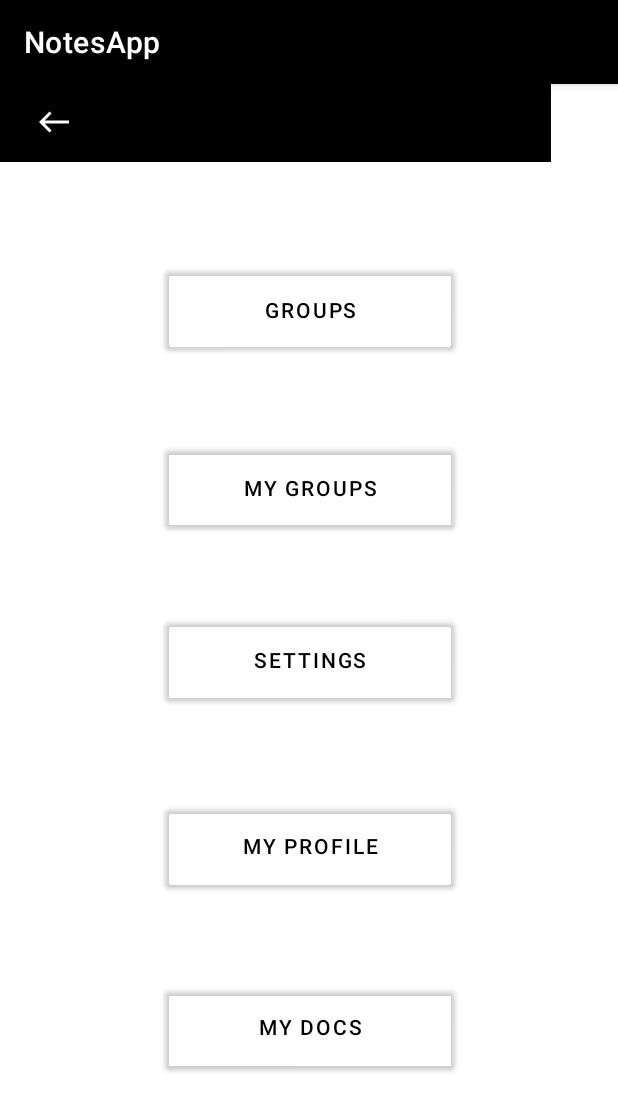
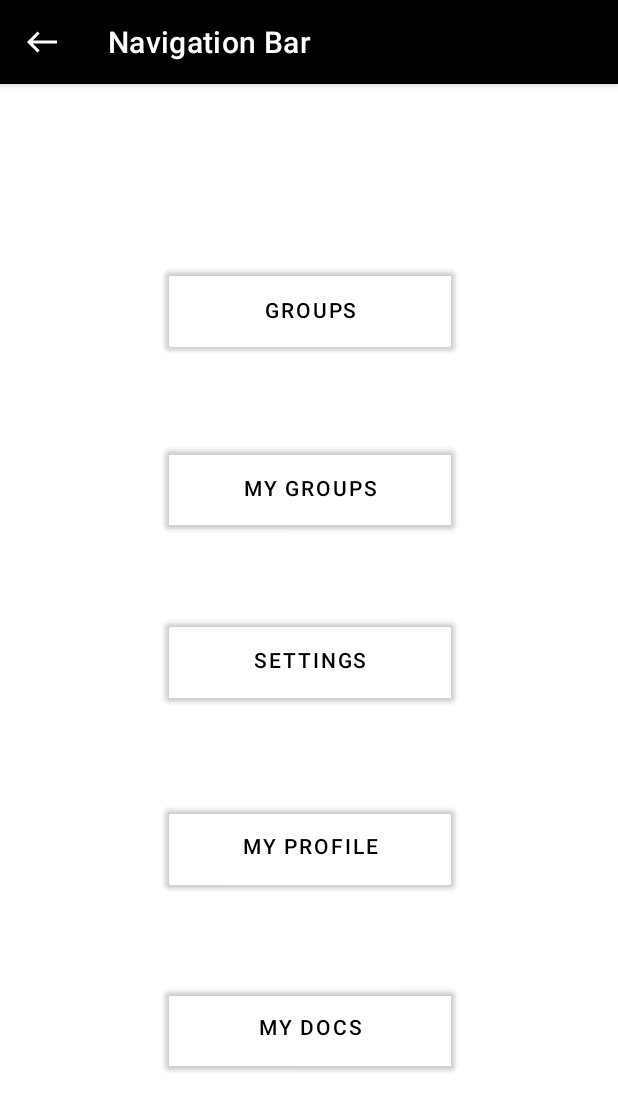
Before and after one commit to corneliamorissa/APP, an Android app: the NaviagtionPage screen opened directly, with no data from a screen before it, on a phone screen of 412 x 824 dp. Shown: the top 1111 px of the screen. Run offline under Robolectric (Android 15) with nearby library versions, the light colour scheme and no system bars; network calls fail.

Commit message:
back button my groups,maingroups

```diff
--- a/app/src/main/java/com/example/notesapp/Group_main_page.java
+++ b/app/src/main/java/com/example/notesapp/Group_main_page.java
@@ -103,7 +103,7 @@ public class Group_main_page extends AppCompatActivity  {
         ActionBar actionBar = getSupportActionBar();
         // Customize the back button
         actionBar.setHomeAsUpIndicator(R.drawable.ic_baseline_west_24);
-        actionBar.setTitle("Topic Notes");
+        actionBar.setTitle("Group Page");
         // showing the back button in action bar
         actionBar.setDisplayHomeAsUpEnabled(true);
 
@@ -235,7 +235,7 @@ public class Group_main_page extends AppCompatActivity  {
         {
             switch (item.getItemId()) {
                 case android.R.id.home:
-                    Intent intent = new Intent(Group_main_page.this, myGroups.class);
+                    Intent intent = new Intent(Group_main_page.this, GroupList.class);
                     intent.putExtra("user id", userid);
                     intent.putExtra("user name", userName);
                     intent.putExtra("group id", groupid);
@@ -249,7 +249,7 @@ public class Group_main_page extends AppCompatActivity  {
         else {
             switch (item.getItemId()) {
                 case android.R.id.home:
-                    Intent intent = new Intent(Group_main_page.this, GroupList.class);
+                    Intent intent = new Intent(Group_main_page.this, myGroups.class);
                     intent.putExtra("user id", userid);
                     intent.putExtra("user name", userName);
                     intent.putExtra("group id", groupid);
--- a/app/src/main/java/com/example/notesapp/NaviagtionPage.java
+++ b/app/src/main/java/com/example/notesapp/NaviagtionPage.java
@@ -1,9 +1,12 @@
 package com.example.notesapp;
 
+import androidx.annotation.NonNull;
+import androidx.appcompat.app.ActionBar;
 import androidx.appcompat.app.AppCompatActivity;
 
 import android.content.Intent;
 import android.os.Bundle;
+import android.view.MenuItem;
 import android.view.View;
 import android.widget.Button;
 import android.widget.ImageButton;
@@ -26,6 +29,14 @@ public class NaviagtionPage extends AppCompatActivity {
             email = extras.getString("email");
             //The key argument here must match that used in the other activity
         }
+
+        ActionBar actionBar = getSupportActionBar();
+        // Customize the back button
+        actionBar.setHomeAsUpIndicator(R.drawable.ic_baseline_west_24);
+        actionBar.setTitle("Navigation Bar");
+        // showing the back button in action bar
+        actionBar.setDisplayHomeAsUpEnabled(true);
+
 
         Button group = findViewById(R.id.groups_nav);
         group.setOnClickListener(new View.OnClickListener() {
@@ -84,20 +95,22 @@ public class NaviagtionPage extends AppCompatActivity {
             }
         });
 
-        ImageButton back = findViewById(R.id.back_nav);
-        back.setOnClickListener(new View.OnClickListener() {
-            @Override
-            public void onClick(View v) {
+
+    }
+
+    @Override
+    public boolean onOptionsItemSelected(@NonNull MenuItem item) {
+
+        switch (item.getItemId()) {
+            case android.R.id.home:
                 Intent intent = new Intent(NaviagtionPage.this, MainPageActivity.class);
                 intent.putExtra("user id", id);
                 intent.putExtra("user name", name);
-                intent.putExtra("email", email);
                 startActivity(intent);
-            }
-        });
-
-
-
+                this.finish();
+                return true;
+        }
+        return super.onOptionsItemSelected(item);
 
     }
 }
--- a/app/src/main/res/layout/activity_naviagtion_page.xml
+++ b/app/src/main/res/layout/activity_naviagtion_page.xml
@@ -7,14 +7,6 @@
     android:background="#000000"
     android:backgroundTint="#FFFFFF"
     tools:context=".NaviagtionPage">
-
-    <androidx.fragment.app.FragmentContainerView
-        android:id="@+id/fragmentContainerView3"
-        android:layout_width="367dp"
-        android:layout_height="52dp"
-        android:background="#000000"
-        app:layout_constraintStart_toStartOf="parent"
-        app:layout_constraintTop_toTopOf="parent" />
 
 
     <Button
@@ -97,18 +89,4 @@
         app:layout_constraintTop_toTopOf="parent"
         app:layout_constraintVertical_bias="0.848" />
 
-    <ImageButton
-        android:id="@+id/back_nav"
-        android:layout_width="72dp"
-        android:layout_height="50dp"
-        android:background="#000000"
-        app:layout_constraintBottom_toBottomOf="parent"
-        app:layout_constraintEnd_toEndOf="@+id/fragmentContainerView3"
-        app:layout_constraintHorizontal_bias="0.0"
-        app:layout_constraintStart_toStartOf="parent"
-        app:layout_constraintTop_toTopOf="parent"
-        app:layout_constraintVertical_bias="0.0"
-        app:srcCompat="@drawable/ic_baseline_west_24"
-        app:tint="#FFFFFF" />
-
 </androidx.constraintlayout.widget.ConstraintLayout>
```
Also changed, not shown: app/src/main/java/com/example/notesapp/GroupList.java (+28 -0 lines).
